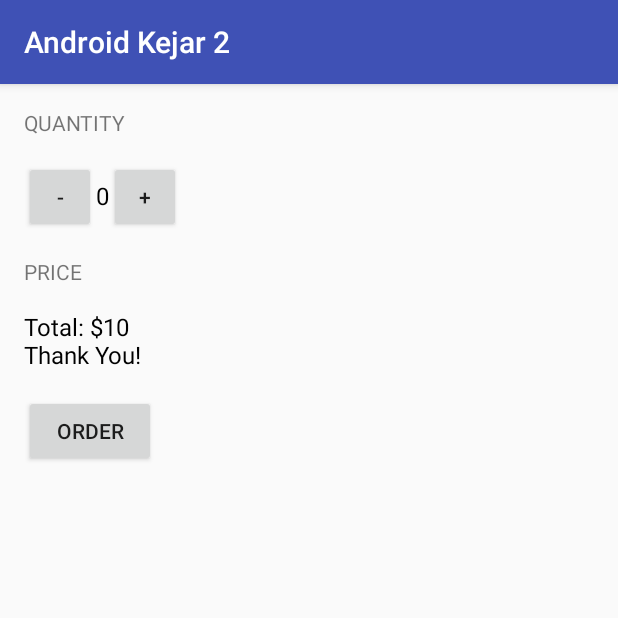
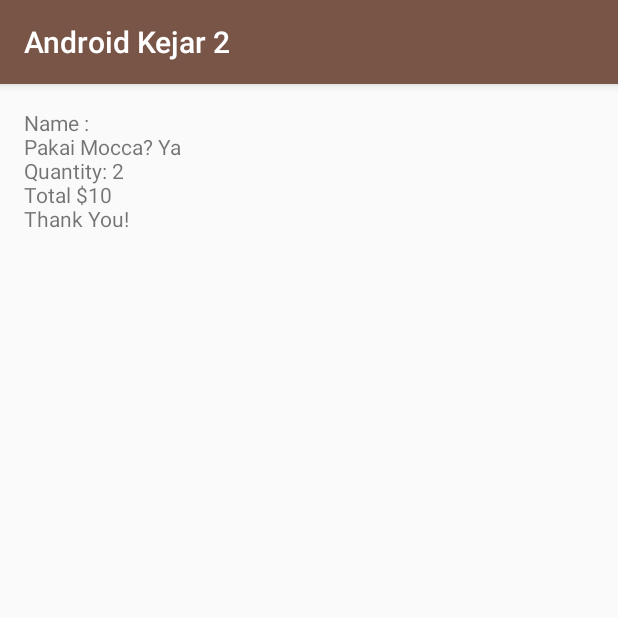
Before and after one commit to showcheap/iak-beginner-2, an Android app: the screen it shows after launch (MainActivity before the commit, OrderActivity after it), after a tap on "ORDER", on a phone screen of 412 x 824 dp, the top half of it. Run offline under Robolectric (Android 15) with nearby library versions, the phone set to English and light mode, and no system bars; 1 other tap on this screen came first.

Commit message:
Update hari 2, tambah checkbox dan EditText

```diff
--- a/app/src/main/AndroidManifest.xml
+++ b/app/src/main/AndroidManifest.xml
@@ -15,6 +15,7 @@
                 <category android:name="android.intent.category.LAUNCHER" />
             </intent-filter>
         </activity>
+        <activity android:name=".OrderActivity"></activity>
     </application>
 
 </manifest>
--- a/app/src/main/java/com/pringstudio/androidkejar2/MainActivity.java
+++ b/app/src/main/java/com/pringstudio/androidkejar2/MainActivity.java
@@ -1,31 +1,59 @@
 package com.pringstudio.androidkejar2;
 
+import android.content.Intent;
 import android.support.v7.app.AppCompatActivity;
 import android.os.Bundle;
+import android.util.Log;
 import android.view.View;
+import android.widget.Button;
+import android.widget.CheckBox;
+import android.widget.EditText;
 import android.widget.TextView;
 
 import java.text.NumberFormat;
+
+import static com.pringstudio.androidkejar2.R.id.btnOrder;
 
 public class MainActivity extends AppCompatActivity {
 
     // Global variabel
     int quantity = 2;
-
+    CheckBox checkHasTopping;
     // Snippet bisa dicopy di sini: https://git.io/vXKTW
 
     @Override
     protected void onCreate(Bundle savedInstanceState) {
         super.onCreate(savedInstanceState);
         setContentView(R.layout.activity_main);
+
+        getSupportActionBar().setTitle("Aplikasi Pesan Kopi");
+
+        checkHasTopping = (CheckBox) findViewById(R.id.checkHasTopping);
+        checkHasTopping.setOnClickListener(new View.OnClickListener() {
+            @Override
+            public void onClick(View view) {
+                Button btnOrder = (Button) findViewById(R.id.btnOrder);
+
+                if(checkHasTopping.isChecked()){
+                    btnOrder.setVisibility(View.VISIBLE);
+                }else {
+                    btnOrder.setVisibility(View.GONE);
+                }
+            }
+        });
     }
 
     // Membuat handler click tombol order
     public void submitOrder(View view){
-        int price = quantity * 5;
-        String priceMessage = "Total: $"+price+"\nThank You!";
+        int price = calculatePrice(quantity);
+        String priceMessage = createOrderSummary(price);
 
         displayMessage(priceMessage);
+
+        Intent orderIntent = new Intent(this,OrderActivity.class);
+        orderIntent.putExtra("KUNCI",priceMessage);
+        startActivity(orderIntent);
+
     }
 
     // Aksi untuk menampilkan order
@@ -36,10 +64,6 @@ public class MainActivity extends AppCompatActivity {
         quantityOrderText.setText(""+number);
     }
 
-    private void displayPrice(int number){
-        TextView priceText = (TextView) findViewById(R.id.text_price);
-        priceText.setText(NumberFormat.getCurrencyInstance().format(number));
-    }
 
     public void tambahOrder(View view){
         quantity = quantity + 1;
@@ -55,4 +79,33 @@ public class MainActivity extends AppCompatActivity {
         TextView priceText = (TextView) findViewById(R.id.text_price);
         priceText.setText(message);
     }
+
+    // Membuat method calculate price
+    // Untuk menghitung harga
+    private int calculatePrice(int quantity){
+        return quantity * 5;
+    }
+
+    private String createOrderSummary(int price){
+        CheckBox checkHasTopping = (CheckBox) findViewById(R.id.checkHasTopping);
+        boolean hasTopping = checkHasTopping.isChecked();
+        String pakaiMocca = "Tidak";
+
+        EditText textNama = (EditText) findViewById(R.id.text_nama);
+        String namaPemesan = textNama.getText().toString();
+
+        if(hasTopping){
+            pakaiMocca = "Ya";
+        }else{
+            pakaiMocca = "Tidak";
+        }
+
+        String priceMessage = "Name : "+namaPemesan;
+        priceMessage += "\nPakai Mocca? "+pakaiMocca;
+        priceMessage += "\nQuantity: "+quantity;
+        priceMessage += "\nTotal $"+price;
+        priceMessage += "\nThank You!";
+
+        return priceMessage;
+    }
 }
--- /dev/null
+++ b/app/src/main/java/com/pringstudio/androidkejar2/OrderActivity.java
@@ -0,0 +1,19 @@
+package com.pringstudio.androidkejar2;
+
+import android.support.v7.app.AppCompatActivity;
+import android.os.Bundle;
+import android.widget.TextView;
+
+public class OrderActivity extends AppCompatActivity {
+
+    @Override
+    protected void onCreate(Bundle savedInstanceState) {
+        super.onCreate(savedInstanceState);
+        setContentView(R.layout.activity_order);
+
+        String dataku = getIntent().getStringExtra("KUNCI");
+
+        TextView textData = (TextView) findViewById(R.id.textData);
+        textData.setText(dataku);
+    }
+}
--- a/app/src/main/res/layout/activity_main.xml
+++ b/app/src/main/res/layout/activity_main.xml
@@ -1,22 +1,46 @@
 <?xml version="1.0" encoding="utf-8"?>
-<LinearLayout xmlns:android="http://schemas.android.com/apk/res/android"
+<ScrollView xmlns:android="http://schemas.android.com/apk/res/android"
     xmlns:tools="http://schemas.android.com/tools"
+    android:layout_width="match_parent"
+    android:layout_height="match_parent">
+
+    <LinearLayout
         android:id="@+id/activity_main"
-    android:orientation="vertical"
         android:layout_width="match_parent"
         android:layout_height="match_parent"
+        android:orientation="vertical"
         android:paddingBottom="@dimen/activity_vertical_margin"
         android:paddingLeft="@dimen/activity_horizontal_margin"
         android:paddingRight="@dimen/activity_horizontal_margin"
         android:paddingTop="@dimen/activity_vertical_margin"
         tools:context="com.pringstudio.androidkejar2.MainActivity">
 
+        <EditText
+            android:background="@color/colorAccent"
+            android:id="@+id/text_nama"
+            android:hint="Nama anda?"
+            android:layout_width="match_parent"
+            android:layout_height="wrap_content" />
+
         <TextView
             android:layout_width="wrap_content"
             android:layout_height="wrap_content"
-        android:textAllCaps="true"
             android:layout_marginBottom="16dp"
-        android:text="Quantity" />
+            android:text="Toppings"
+            android:textAllCaps="true" />
+
+        <CheckBox
+            android:id="@+id/checkHasTopping"
+            android:layout_width="match_parent"
+            android:layout_height="wrap_content"
+            android:text="Mocca" />
+
+        <TextView
+            android:layout_width="wrap_content"
+            android:layout_height="wrap_content"
+            android:layout_marginBottom="16dp"
+            android:text="Quantity"
+            android:textAllCaps="true" />
 
         <LinearLayout
             android:layout_width="match_parent"
@@ -24,47 +48,50 @@
             android:orientation="horizontal">
 
             <Button
-            android:text="-"
                 android:layout_width="48dp"
                 android:layout_height="48dp"
-            android:onClick="kurangiOrder"/>
+                android:onClick="kurangiOrder"
+                android:text="-" />
 
             <TextView
-            android:text="0"
-            android:textSize="16sp"
-            android:textColor="@android:color/black"
                 android:id="@+id/text_quantity"
                 android:layout_width="wrap_content"
-            android:layout_height="wrap_content" />
+                android:layout_height="wrap_content"
+                android:text="0"
+                android:textColor="@android:color/black"
+                android:textSize="16sp" />
 
             <Button
-            android:text="+"
                 android:layout_width="48dp"
                 android:layout_height="48dp"
-            android:onClick="tambahOrder"/>
+                android:onClick="tambahOrder"
+                android:text="@string/string_tambah" />
 
         </LinearLayout>
 
         <TextView
-        android:layout_marginTop="16dp"
             android:layout_width="wrap_content"
             android:layout_height="wrap_content"
-        android:textAllCaps="true"
             android:layout_marginBottom="16dp"
-        android:text="Price" />
+            android:layout_marginTop="16dp"
+            android:text="Price"
+            android:textAllCaps="true" />
 
         <TextView
-        android:text="$0"
-        android:textSize="16sp"
-        android:textColor="@android:color/black"
             android:id="@+id/text_price"
             android:layout_width="match_parent"
-        android:layout_height="wrap_content" />
+            android:layout_height="wrap_content"
+            android:text="$0"
+            android:textColor="@android:color/black"
+            android:textSize="16sp" />
 
         <Button
-        android:text="Order"
-        android:layout_marginTop="16dp"
+            android:id="@+id/btnOrder"
+            android:visibility="gone"
             android:layout_width="wrap_content"
             android:layout_height="wrap_content"
-        android:onClick="submitOrder"/>
+            android:layout_marginTop="16dp"
+            android:onClick="submitOrder"
+            android:text="Order" />
     </LinearLayout>
+</ScrollView>
--- /dev/null
+++ b/app/src/main/res/layout/activity_order.xml
@@ -0,0 +1,17 @@
+<?xml version="1.0" encoding="utf-8"?>
+<RelativeLayout xmlns:android="http://schemas.android.com/apk/res/android"
+    xmlns:tools="http://schemas.android.com/tools"
+    android:id="@+id/activity_order"
+    android:layout_width="match_parent"
+    android:layout_height="match_parent"
+    android:paddingBottom="@dimen/activity_vertical_margin"
+    android:paddingLeft="@dimen/activity_horizontal_margin"
+    android:paddingRight="@dimen/activity_horizontal_margin"
+    android:paddingTop="@dimen/activity_vertical_margin"
+    tools:context="com.pringstudio.androidkejar2.OrderActivity">
+
+    <TextView
+        android:id="@+id/textData"
+        android:layout_width="wrap_content"
+        android:layout_height="match_parent" />
+</RelativeLayout>
--- a/app/src/main/res/values/colors.xml
+++ b/app/src/main/res/values/colors.xml
@@ -1,6 +1,6 @@
 <?xml version="1.0" encoding="utf-8"?>
 <resources>
-    <color name="colorPrimary">#3F51B5</color>
-    <color name="colorPrimaryDark">#303F9F</color>
-    <color name="colorAccent">#FF4081</color>
+    <color name="colorPrimary">#795548</color>
+    <color name="colorPrimaryDark">#8D6E63</color>
+    <color name="colorAccent">#E65100</color>
 </resources>
--- a/app/src/main/res/values/strings.xml
+++ b/app/src/main/res/values/strings.xml
@@ -1,3 +1,4 @@
 <resources>
     <string name="app_name">Android Kejar 2</string>
+    <string name="string_tambah">+</string>
 </resources>
```
Lines whose indentation alone changed are shown as unchanged.
